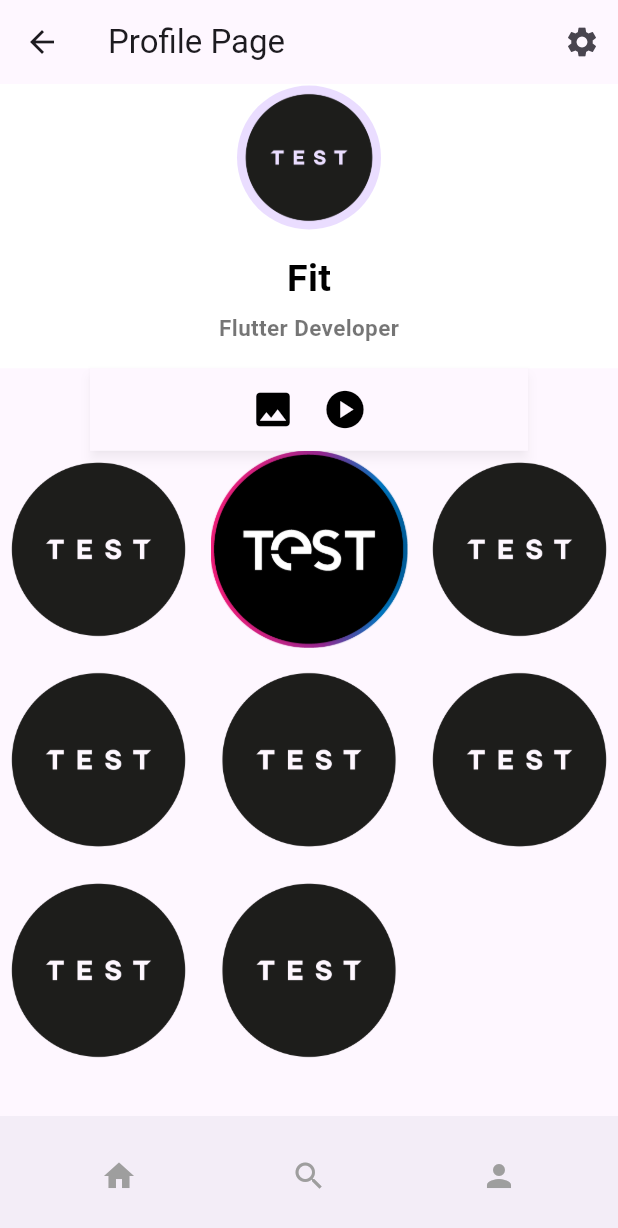
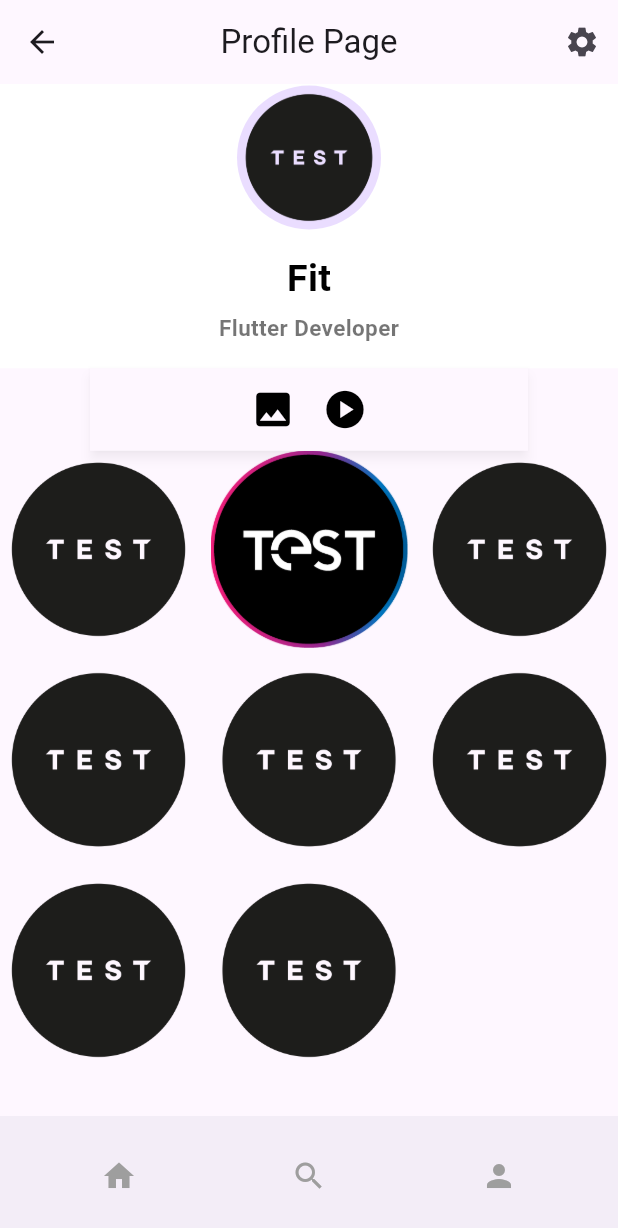
Before and after one commit to anwendungsprojektfom/anwendungsprojekt_fom, a Flutter app: the ProfileScreen screen opened by its route, on a phone screen of 412 x 824 dp. Shown: the top 1228 px of the screen. Run offline on Flutter 3.47's test engine with Material 3 defaults, Android fonts, the phone set to English and light mode, and no system bars; our stand-ins replace cloud_firestore, firebase_auth, firebase_core, image_picker, logger, photo_view and 1 more; missing offline and left inert: stream_chat_flutter; accounts and stored records are empty.

Commit message:
Fixed custom app navigation bar (routing)

```diff
--- a/sth_app/lib/pages/chatscreen/channelscreen.dart
+++ b/sth_app/lib/pages/chatscreen/channelscreen.dart
@@ -33,6 +33,7 @@ class _ChannelListPageState extends State<ChannelListPage> {
           title: 'Chats',
           onBack: true,
           showChatIcon: false,
+          showSettings: false,
         ),
         body: RefreshIndicator(
           onRefresh: _controller.refresh,
--- a/sth_app/lib/pages/homescreen/homescreen.dart
+++ b/sth_app/lib/pages/homescreen/homescreen.dart
@@ -19,6 +19,7 @@ class _HomeScreenState extends State<HomeScreen> {
         title: 'HomeScreen',
         onBack: false,
         showChatIcon: true,
+        showSettings: false,
       ),
       body: Center(
         child: Text('This is our homescreen'),
--- a/sth_app/lib/pages/profilescreen/profilescreen.dart
+++ b/sth_app/lib/pages/profilescreen/profilescreen.dart
@@ -1,6 +1,5 @@
 import 'package:flutter/material.dart';
 import 'package:photo_view/photo_view.dart';
-import 'package:sth_app/pages/profilescreen/settings.dart';
 import 'package:sth_app/technical/technical.dart';
 
 // Enum for different display modes
@@ -62,37 +61,15 @@ class _ProfileScreenState extends State<ProfileScreen> {
     Size size = MediaQuery.of(context).size;
     List<String> itemsToDisplay = _displayMode == DisplayMode.images ? _imagePaths : [];
     return Scaffold(
-      // Custom app bar with title and back button
-      appBar: AppBar(
-        title: const Text('Profile Page'),
-        leading: IconButton(
-          icon: const Icon(Icons.arrow_back),
-          onPressed: () {
-            Navigator.pop(context);
-          },
-        ),
-        actions: [
-          IconButton(
-            icon: const Icon(Icons.settings),
-            onPressed: () {
-              // Navigate to settings screen
-              Navigator.push(
-                context,
-                MaterialPageRoute(builder: (context) => const SettingsScreen()),
-              );
-            },
-          ),
-        ],
-      ),
+      appBar: const CustomAppBar(title: 'Profile Page', onBack: true, showChatIcon: false, showSettings: true),
       body: Stack(
         children: [
           Column(
             crossAxisAlignment: CrossAxisAlignment.stretch,
             children: [
-              // Profile header with user details
               Container(
                 height: size.height * 0.23,
-                color: Colors.white, // White background color
+                color: Colors.white,
                 child: const Column(
                   children: [
                     SizedBox(height: 1),
--- a/sth_app/lib/pages/profilescreen/settings.dart
+++ b/sth_app/lib/pages/profilescreen/settings.dart
@@ -100,7 +100,7 @@ class _SettingsScreenState extends State<SettingsScreen> {
   @override
   Widget build(BuildContext context) {
     return Scaffold(
-      appBar: const CustomAppBar(title: 'Account Profile', onBack: true, showChatIcon: false),
+      appBar: const CustomAppBar(title: 'Account Profile', onBack: false, showChatIcon: false, showSettings: false),
       body: SingleChildScrollView(
         child: Padding(
           padding: const EdgeInsets.all(20),
--- a/sth_app/lib/pages/searchscreen/searchscreen.dart
+++ b/sth_app/lib/pages/searchscreen/searchscreen.dart
@@ -17,7 +17,7 @@ class _SearchScreenState extends State<SearchScreen> {
       appBar: const CustomAppBar(
         title: 'Search',
         onBack: false,
-        showChatIcon: false,
+        showChatIcon: false, showSettings: false,
       ),
       body: Column(
         children: [
```
Also changed, not shown: sth_app/lib/technical/custom_app_bar/custom_app_bar.dart (+19 -26 lines), sth_app/lib/pages/chatscreen/chatscreen.dart (line endings or trailing spaces).
